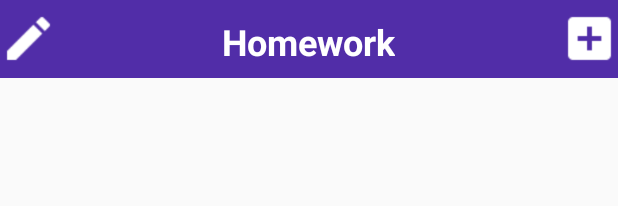
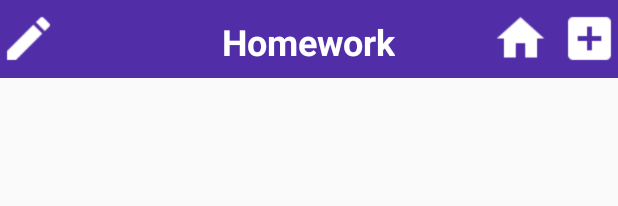
Before and after one commit to kolesnikov-pasha/db, an Android app: the layout app_bar.xml on its own in the app's theme, with its tools: preview values and no code run, on a phone screen of 412 x 824 dp. Shown: the top 206 px of the screen. Run offline under Robolectric (Android 15) with nearby library versions, the phone set to English and light mode, and no system bars.

```diff
--- a/app/src/main/res/layout/app_bar.xml
+++ b/app/src/main/res/layout/app_bar.xml
@@ -14,6 +14,18 @@
                 android:background="@drawable/ic_mode_edit_white_24dp"
                 android:layout_centerVertical="true"
                 android:layout_alignParentLeft="true"/>
+
+            <ImageButton
+                android:id="@+id/add_bar_auht"
+                android:layout_width="38dp"
+                android:layout_height="38dp"
+                android:layout_alignRight="@+id/app_bar_add"
+                android:layout_centerVertical="true"
+                android:layout_marginEnd="46dp"
+                android:layout_marginRight="84dp"
+                android:layout_toStartOf="@+id/app_bar_add"
+                android:background="@drawable/ic_home_white_24dp"
+                android:foregroundGravity="right" />
 
             <TextView
                 android:id="@+id/group_name"
--- a/build.gradle
+++ b/build.gradle
@@ -7,7 +7,7 @@ buildscript {
         jcenter()
     }
     dependencies {
-        classpath 'com.android.tools.build:gradle:3.2.1'
+        classpath 'com.android.tools.build:gradle:3.3.0'
 
 
         // NOTE: Do not place your application dependencies here; they belong
```
Also changed, not shown: app/src/main/java/com/example/user/homework/MainActivity.java (+10 -1 lines), gradle/wrapper/gradle-wrapper.properties.
